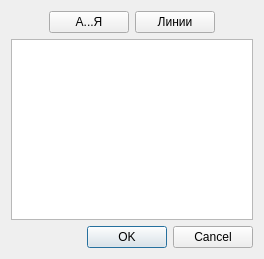
Old version of the form ui/selectstationdialog.ui in the repository etengabeko/metromap.
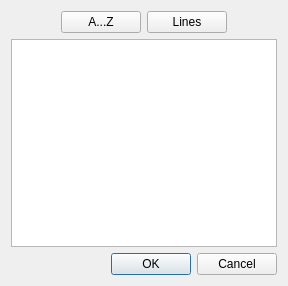
New version of the form.

```diff
--- a/ui/selectstationdialog.ui
+++ b/ui/selectstationdialog.ui
@@ -6,8 +6,8 @@
    <rect>
     <x>0</x>
     <y>0</y>
-    <width>264</width>
-    <height>259</height>
+    <width>288</width>
+    <height>286</height>
    </rect>
   </property>
   <property name="windowTitle">
@@ -32,7 +32,7 @@
      <item>
       <widget class="QPushButton" name="byAlphabetButton">
        <property name="text">
-        <string>А...Я</string>
+        <string>A...Z</string>
        </property>
        <property name="checkable">
         <bool>true</bool>
@@ -45,7 +45,7 @@
      <item>
       <widget class="QPushButton" name="byLinesButton">
        <property name="text">
-        <string>Линии</string>
+        <string>Lines</string>
        </property>
        <property name="checkable">
         <bool>true</bool>
```
Left out of the diff: 2 changed lines with no effect on the pictures.
